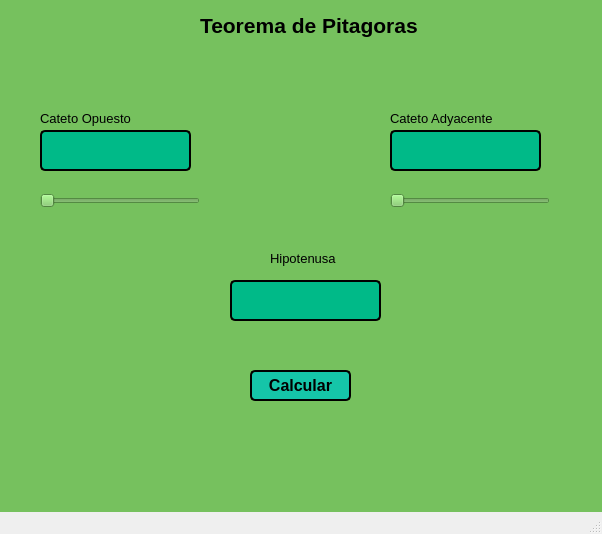
celineazs/PIP_2025_1_Eq3, file Unidad 2/Tarea Unidad 2/T07_Teorema de Pitagoras.ui: the form before one commit.
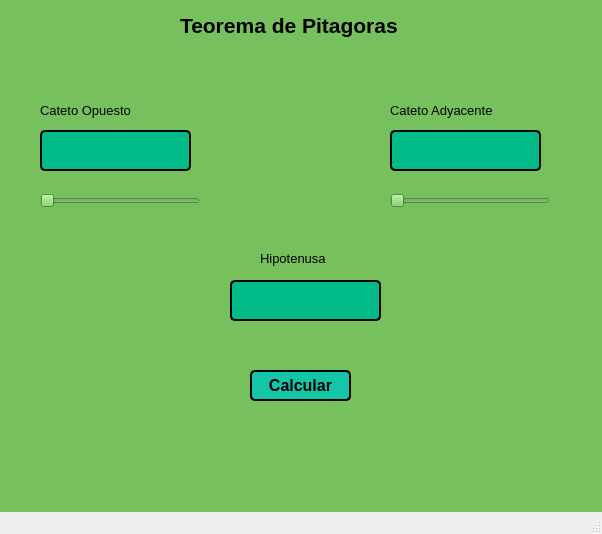
The form after the commit. Icons and pictures are not drawn.

```diff
--- a/Unidad 2/Tarea Unidad 2/T07_Teorema de Pitagoras.ui
+++ b/Unidad 2/Tarea Unidad 2/T07_Teorema de Pitagoras.ui
@@ -36,9 +36,9 @@
    <widget class="QLabel" name="label">
     <property name="geometry">
      <rect>
-      <x>200</x>
+      <x>180</x>
       <y>10</y>
-      <width>241</width>
+      <width>311</width>
       <height>31</height>
      </rect>
     </property>
@@ -104,9 +104,9 @@
     <property name="geometry">
      <rect>
       <x>40</x>
-      <y>110</y>
-      <width>91</width>
-      <height>16</height>
+      <y>95</y>
+      <width>121</width>
+      <height>31</height>
      </rect>
     </property>
     <property name="font">
@@ -122,9 +122,9 @@
     <property name="geometry">
      <rect>
       <x>390</x>
-      <y>110</y>
-      <width>111</width>
-      <height>16</height>
+      <y>95</y>
+      <width>141</width>
+      <height>31</height>
      </rect>
     </property>
     <property name="font">
@@ -139,9 +139,9 @@
    <widget class="QLabel" name="label_4">
     <property name="geometry">
      <rect>
-      <x>270</x>
+      <x>260</x>
       <y>250</y>
-      <width>71</width>
+      <width>101</width>
       <height>16</height>
      </rect>
     </property>
```
Left out of the diff: 2 changed lines with no effect on the pictures.
